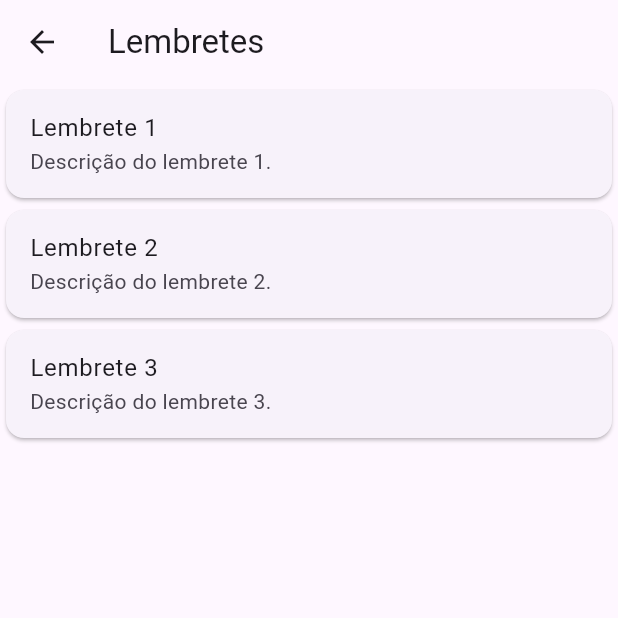
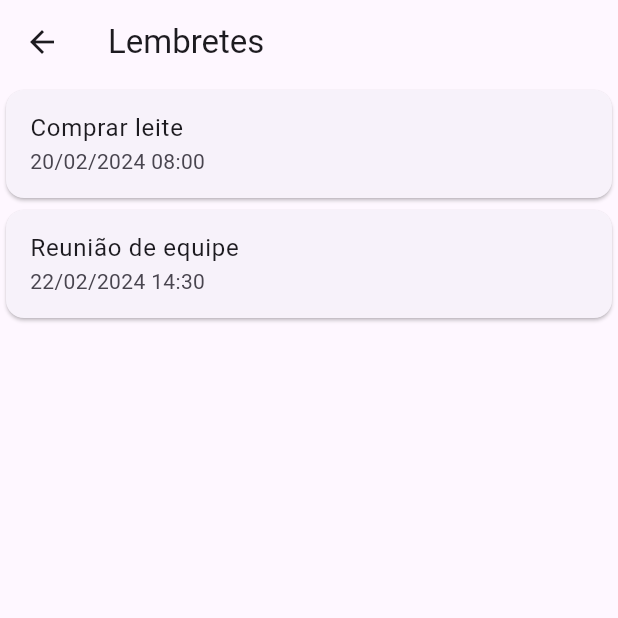
Before and after one commit to leolsm12/Missao-Pratica-Nivel-3-M4, a Flutter app: the LembretesPage screen opened directly, on a phone screen of 412 x 824 dp, the top half of it. Run offline on Flutter 3.47's test engine with Material 3 defaults, Android fonts, the phone set to English and light mode, and no system bars; our stand-ins replace flutter_tts.

Commit message:
lembretes

```diff
--- a/safetyconnect/lib/lembretes_page.dart
+++ b/safetyconnect/lib/lembretes_page.dart
@@ -1,6 +1,42 @@
 import 'package:flutter/material.dart';
+import 'package:flutter_tts/flutter_tts.dart';
+import 'package:intl/intl.dart'; // Importe o pacote intl para formatar a data
 
-class LembretesPage extends StatelessWidget {
+class Lembrete {
+  final String titulo;
+  final DateTime dataLembrete;
+
+  Lembrete({
+    required this.titulo,
+    required this.dataLembrete,
+  });
+}
+
+class LembretesPage extends StatefulWidget {
+  @override
+  _LembretesPageState createState() => _LembretesPageState();
+}
+
+class _LembretesPageState extends State<LembretesPage> {
+  late FlutterTts flutterTts;
+
+  @override
+  void initState() {
+    super.initState();
+    flutterTts = FlutterTts();
+  }
+
+  final List<Lembrete> lembretes = [
+    Lembrete(
+      titulo: 'Comprar leite',
+      dataLembrete: DateTime(2024, 2, 20, 8, 0),
+    ),
+    Lembrete(
+      titulo: 'Reunião de equipe',
+      dataLembrete: DateTime(2024, 2, 22, 14, 30),
+    ),
+  ];
+
   @override
   Widget build(BuildContext context) {
     return Scaffold(
@@ -13,9 +49,12 @@ class LembretesPage extends StatelessWidget {
           return Card(
             child: ListTile(
               title: Text(lembretes[index].titulo),
-              subtitle: Text(lembretes[index].descricao),
+              subtitle: Text(DateFormat('dd/MM/yyyy HH:mm')
+                  .format(lembretes[index].dataLembrete)),
               onTap: () {
-                // Implemente a lógica para reproduzir o lembrete em áudio
+                speak(lembretes[index].titulo);
+                speak(DateFormat('dd/MM/yyyy HH:mm')
+                    .format(lembretes[index].dataLembrete));
               },
             ),
           );
@@ -23,27 +62,14 @@ class LembretesPage extends StatelessWidget {
       ),
     );
   }
+
+  void speak(String text) async {
+    await flutterTts.speak(text);
+  }
 }
 
-class Lembrete {
-  final String titulo;
-  final String descricao;
-
-  Lembrete({required this.titulo, required this.descricao});
+void main() {
+  runApp(MaterialApp(
+    home: LembretesPage(),
+  ));
 }
-
-List<Lembrete> lembretes = [
-  Lembrete(
-    titulo: 'Lembrete 1',
-    descricao: 'Descrição do lembrete 1.',
-  ),
-  Lembrete(
-    titulo: 'Lembrete 2',
-    descricao: 'Descrição do lembrete 2.',
-  ),
-  Lembrete(
-    titulo: 'Lembrete 3',
-    descricao: 'Descrição do lembrete 3.',
-  ),
-  // Adicione mais lembretes conforme necessário
-];
--- a/safetyconnect/pubspec.yaml
+++ b/safetyconnect/pubspec.yaml
@@ -38,6 +38,8 @@ dependencies:
   # The following adds the Cupertino Icons font to your application.
   # Use with the CupertinoIcons class for iOS style icons.
   cupertino_icons: ^1.0.2
+  audioplayers: ^5.2.1
+  intl: ^0.19.0
 
 dev_dependencies:
   flutter_test:
```
Also changed, not shown: safetyconnect/lib/alertas_page.dart (deleted, +0 -30 lines), safetyconnect/lib/instrucoes_page.dart (deleted, +0 -30 lines), safetyconnect/lib/main.dart (+3 -22 lines), safetyconnect/lib/mensagens_page.dart (+42 -28 lines), safetyconnect/pubspec.lock, 6 other files.
